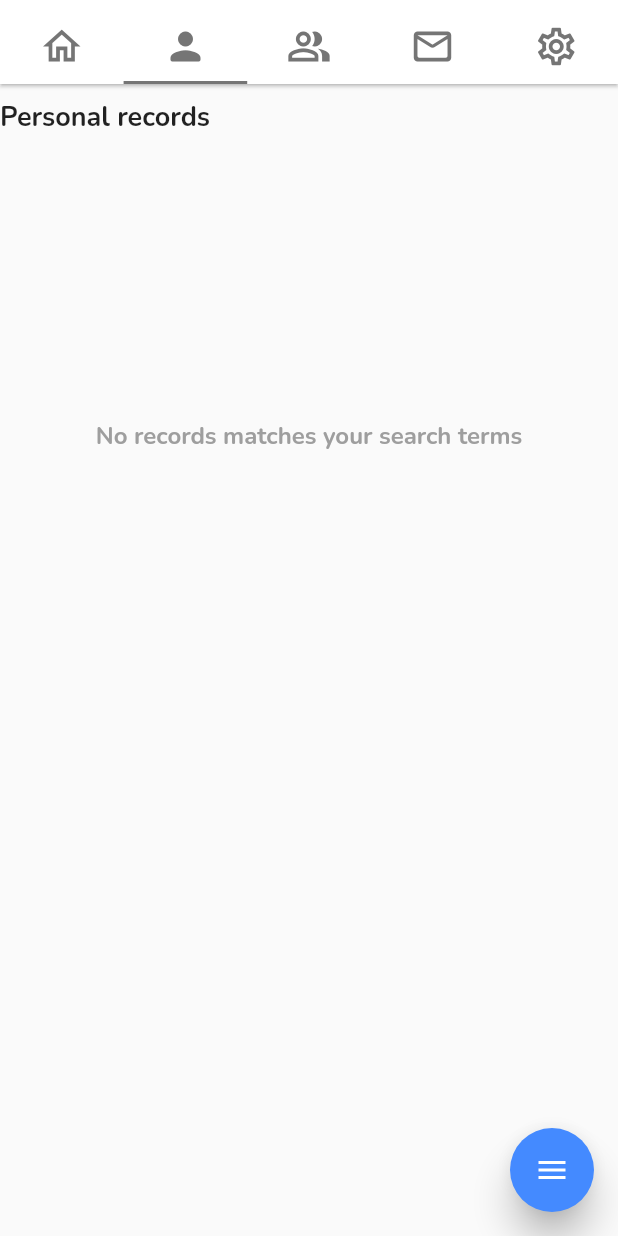
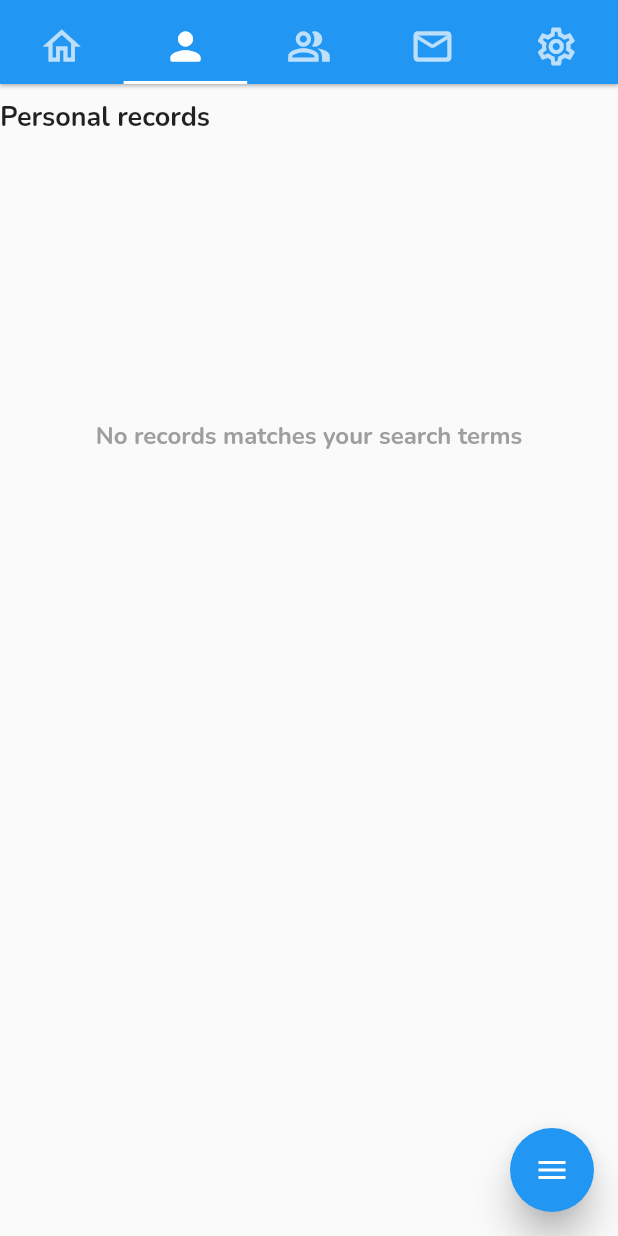
Before and after one commit to narutorabby/tmm-mobile-online, a Flutter app: the Root screen opened directly, tab 2 chosen, on a phone screen of 412 x 824 dp. Run offline on Flutter 3.47's test engine with Material 2 defaults, Android fonts, the phone set to English and light mode, and no system bars; drawn by our look-alikes of flutter_speed_dial; our stand-ins replace dio, flutter_secure_storage, flutter_spinkit, fluttertoast, font_awesome_flutter, google_sign_in and 1 more; accounts and stored records are empty.

Commit message:
Dark theme

```diff
--- a/lib/main.dart
+++ b/lib/main.dart
@@ -25,11 +25,19 @@ class _ApplicationState extends State<Application> {
     return MaterialApp(
       debugShowCheckedModeBanner: false,
       theme: ThemeData(
+        brightness: Brightness.light,
         fontFamily: 'Nunito',
         inputDecorationTheme: const InputDecorationTheme(
           contentPadding: EdgeInsets.only(bottom: 0),
         )
       ),
+      darkTheme: ThemeData(
+        brightness: Brightness.dark,
+          fontFamily: 'Nunito',
+          inputDecorationTheme: const InputDecorationTheme(
+            contentPadding: EdgeInsets.only(bottom: 0),
+          )
+      ),
       home: const SplashScreen(),
     );
   }
--- a/lib/pages/personal.dart
+++ b/lib/pages/personal.dart
@@ -88,36 +88,28 @@ class _PersonalState extends State<Personal> {
       ),
       floatingActionButton: SpeedDial(
         animatedIcon: AnimatedIcons.menu_close,
-        backgroundColor: Colors.blueAccent,
-        foregroundColor: Colors.white,
         elevation: 10,
         children: [
           SpeedDialChild(
-            child: const Icon(Icons.filter_list, color: Colors.white),
-            backgroundColor: Colors.blueAccent,
+            child: const Icon(Icons.filter_list),
             onTap: () {},
             label: 'Filter list',
             labelStyle:
-            const TextStyle(fontWeight: FontWeight.w500, color: Colors.white),
-            labelBackgroundColor: Colors.black54,
+            const TextStyle(fontWeight: FontWeight.w500),
           ),
           SpeedDialChild(
-            child: const Icon(Icons.add_card_rounded, color: Colors.white),
-            backgroundColor: Colors.blueAccent,
+            child: const Icon(Icons.add_card_rounded),
             onTap: () {},
             label: 'Create expense',
             labelStyle:
-            const TextStyle(fontWeight: FontWeight.w500, color: Colors.white),
-            labelBackgroundColor: Colors.black54,
+            const TextStyle(fontWeight: FontWeight.w500),
           ),
           SpeedDialChild(
-            child: const Icon(Icons.playlist_add_rounded, color: Colors.white),
-            backgroundColor: Colors.blueAccent,
+            child: const Icon(Icons.playlist_add_rounded),
             onTap: () {},
             label: 'Create income',
             labelStyle:
-            const TextStyle(fontWeight: FontWeight.w500, color: Colors.white),
-            labelBackgroundColor: Colors.black54,
+            const TextStyle(fontWeight: FontWeight.w500),
           )
         ],
       ),
--- a/lib/pages/root.dart
+++ b/lib/pages/root.dart
@@ -37,46 +37,39 @@ class _RootState extends State<Root> with TickerProviderStateMixin {
         child: Scaffold(
             appBar: AppBar(
               elevation: 1,
-              backgroundColor: Colors.white,
               flexibleSpace: Column(
                 mainAxisAlignment: MainAxisAlignment.end,
                 children: [
                   TabBar(
                     controller: tabController,
-                    indicatorColor: Colors.grey.shade600,
                     tabs: [
                       Tab(
                         icon: Icon(
                           tabController.index == 0 ? Icons.home_rounded : Icons.home_outlined,
-                          color: Colors.grey.shade600,
                           size: 30,
                         )
                       ),
                       Tab(
                         icon: Icon(
                           tabController.index == 1 ? Icons.person_rounded : Icons.person_outline_rounded,
-                          color: Colors.grey.shade600,
                           size: 30,
                         )
                       ),
                       Tab(
                         icon: Icon(
                           tabController.index == 2 ? Icons.people_alt_rounded : Icons.people_alt_outlined,
-                          color: Colors.grey.shade600,
                           size: 30,
                         )
                       ),
                       Tab(
                         icon: Icon(
                           tabController.index == 3 ? Icons.mail_rounded : Icons.mail_outline_rounded,
-                          color: Colors.grey.shade600,
                           size: 30,
                         )
                       ),
                       Tab(
                         icon: Icon(
                           tabController.index == 4 ? Icons.settings_rounded : Icons.settings_outlined,
-                          color: Colors.grey.shade600,
                           size: 30,
                         )
                       ),
```
